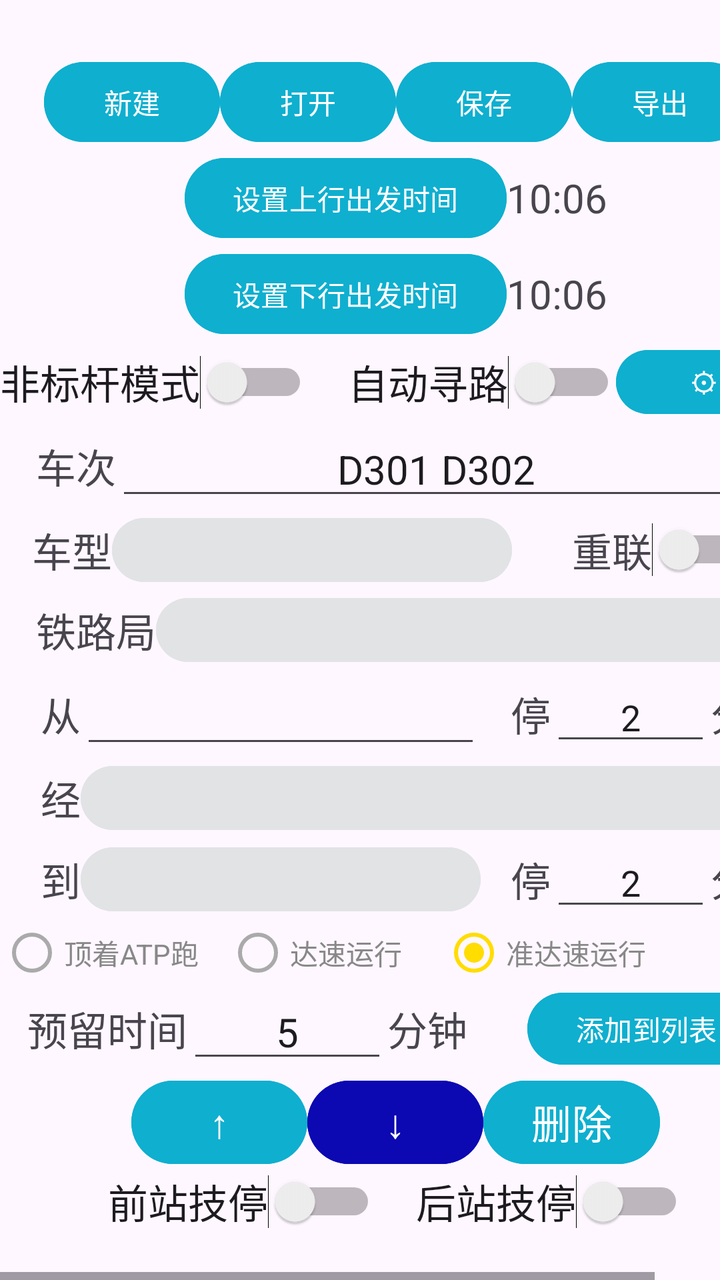
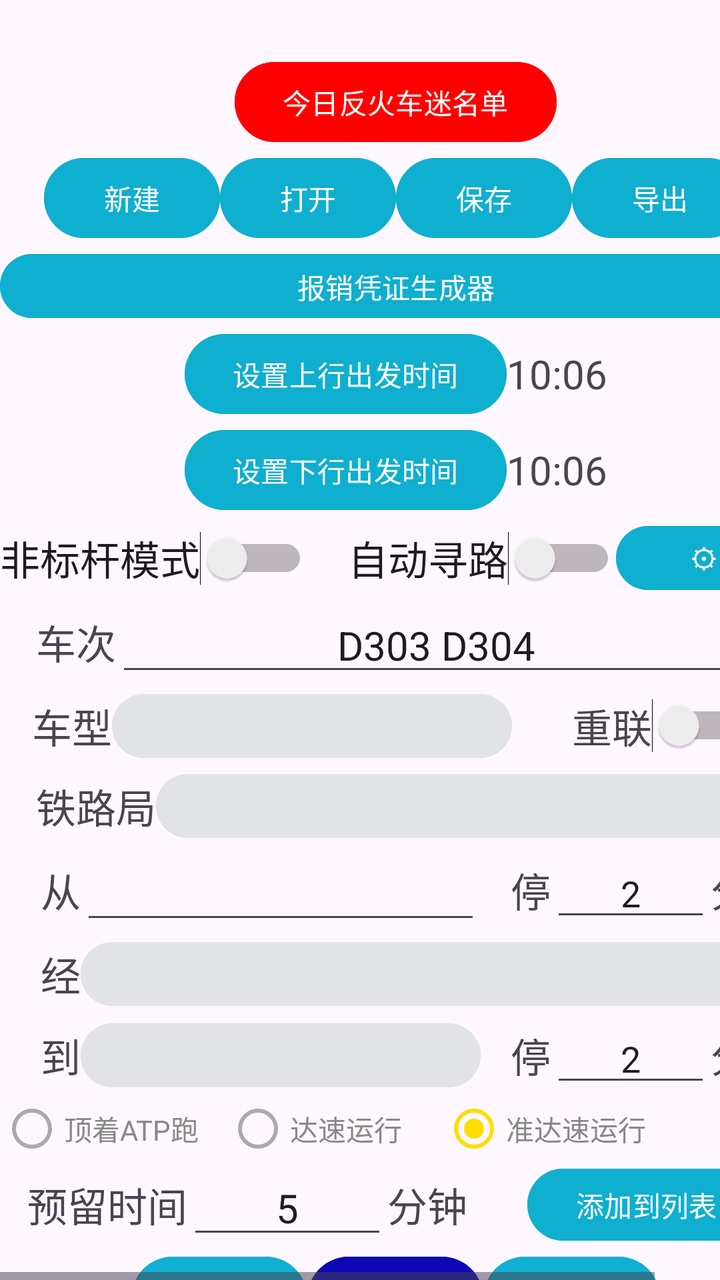

An Android layout rendered at two revisions. The XML below is the earlier revision; the diff shows what the commit changed to produce the second picture.
<!-- AndroidManifest.xml: application theme Theme.MyApplication -->
<!-- res/layout/activity_main.xml -->
<?xml version="1.0" encoding="utf-8"?>
<androidx.constraintlayout.widget.ConstraintLayout xmlns:android="http://schemas.android.com/apk/res/android"
    xmlns:app="http://schemas.android.com/apk/res-auto"
    xmlns:tools="http://schemas.android.com/tools"
    android:layout_width="match_parent"
    android:layout_height="match_parent"
    tools:context="com.example.editor.MainActivity">
<LinearLayout
    android:layout_width="match_parent"
    android:layout_height="match_parent"
    android:gravity="center">
    <HorizontalScrollView
        android:layout_width="wrap_content"
        android:layout_height="match_parent">
    <ScrollView
        android:layout_width="match_parent"
        android:layout_height="wrap_content">
        <LinearLayout
            android:layout_width="match_parent"
            android:layout_height="wrap_content"
            android:orientation="vertical"
            android:gravity="center">
        <LinearLayout
            android:layout_width="match_parent"
            android:layout_height="wrap_content"
            android:orientation="horizontal"
            android:gravity="center">
            <TextView
                android:layout_width="wrap_content"
                android:layout_height="wrap_content"
                android:gravity="center"
                android:text=""
                android:id="@+id/tv_even"
                android:textColor="#FF0000"
                android:textSize="20sp"></TextView>
        </LinearLayout>
    <LinearLayout
        android:layout_width="match_parent"
        android:layout_height="wrap_content"
        android:orientation="horizontal"
        android:gravity="center">
        <Button
            android:layout_width="wrap_content"
            android:layout_height="match_parent"
            android:text="新建"
            android:textColor="#ffffff"
            android:onClick="NewFile"
            android:backgroundTint="#0fafcf"></Button>
        <Button
            android:layout_width="wrap_content"
            android:layout_height="match_parent"
            android:text="打开"
            android:onClick="OpenFile"
            android:textColor="#ffffff"
            android:backgroundTint="#0fafcf"></Button>

        <Button
            android:id="@+id/btn_save"
            android:layout_width="wrap_content"
            android:layout_height="match_parent"
            android:text="保存"
            android:onClick="SaveFile"
            android:textColor="#ffffff"
            android:backgroundTint="#0fafcf"
            android:enabled="false"></Button>
        <Button
            android:id="@+id/btn_out"
            android:layout_width="wrap_content"
            android:layout_height="match_parent"
            android:text="导出"
            android:textColor="#ffffff"
            android:backgroundTint="#0fafcf"
            android:onClick="OutFile"
            android:enabled="false"></Button>
    </LinearLayout>
        <LinearLayout
            android:layout_width="match_parent"
            android:layout_height="wrap_content"
            android:orientation="horizontal"
            android:gravity="center">
            <Button
                android:layout_width="wrap_content"
                android:layout_height="wrap_content"
                android:backgroundTint="#0fafcf"
                android:text="设置上行出发时间"
                android:textColor="#ffffff"
                android:onClick="SetUpStart">
            </Button>

            <TextView
                android:id="@+id/tv_upstart"
                android:layout_width="wrap_content"
                android:layout_height="wrap_content"
                android:text="10:06"
                android:textSize="20sp"></TextView>
        </LinearLayout>

        <LinearLayout
            android:layout_width="match_parent"
            android:layout_height="wrap_content"
            android:orientation="horizontal"
            android:gravity="center">
            <Button
                android:layout_width="wrap_content"
                android:layout_height="wrap_content"
                android:backgroundTint="#0fafcf"
                android:text="设置下行出发时间"
                android:textColor="#ffffff"
                android:onClick="SetDownStart">
            </Button>
            <TextView
                android:id="@+id/tv_downstart"
                android:layout_width="wrap_content"
                android:layout_height="wrap_content"
                android:textSize="20sp"
                android:text="10:06"></TextView>
        </LinearLayout>
        <LinearLayout
            android:layout_width="match_parent"
            android:layout_height="wrap_content"
            android:orientation="horizontal"
            android:gravity="center">
            <Switch
                android:layout_width="wrap_content"
                android:layout_height="wrap_content"
                android:text="非标杆模式"
                android:id="@+id/sw_no350mode"
                android:textSize="20dp"
                android:checked="false">
            </Switch>
            <Switch
                android:layout_width="wrap_content"
                android:layout_height="wrap_content"
                android:text="    自动寻路"
                android:id="@+id/sw_isAstar"
                android:textSize="20dp"
                android:checked="false">
            </Switch>
            <Button
                android:id="@+id/btn_set"
                android:layout_width="wrap_content"
                android:layout_height="40dp"
                android:text="⚙"
                android:textColor="#ffffff"
                android:backgroundTint="#0fafcf"
                android:enabled="true"></Button>
        </LinearLayout>
    <LinearLayout
        android:layout_width="match_parent"
        android:layout_height="wrap_content"
        android:orientation="horizontal"
        android:gravity="center">
        <TextView
            android:layout_width="wrap_content"
            android:layout_height="wrap_content"
            android:text="车次"
            android:textSize="20sp"></TextView>
        <EditText
            android:id="@+id/et_trainNumber"
            android:layout_width="320dp"
            android:layout_height="wrap_content"
            android:textSize="20sp"
            android:text="D301 D302"
            android:gravity="center"></EditText>
    </LinearLayout>
    <LinearLayout
        android:layout_width="match_parent"
        android:layout_height="wrap_content"
        android:orientation="horizontal"
        android:gravity="center">
        <TextView
            android:layout_width="wrap_content"
            android:layout_height="wrap_content"
            android:text="车型"
            android:textSize="20sp"></TextView>
        <Button
            android:id="@+id/sp_emu"
            android:layout_width="200dp"
            android:layout_height="40sp"
            android:gravity="center"
            android:onClick="ChangeTrain"
            android:textColor="#000000"
            android:backgroundTint="@color/material_dynamic_neutral90"></Button>
        <TextView
            android:layout_width="wrap_content"
            android:layout_height="wrap_content"
            android:text="      重联"
            android:textSize="20dp"></TextView>
        <Switch
            android:id="@+id/sw_double"
            android:layout_width="wrap_content"
            android:layout_height="wrap_content"></Switch>
    </LinearLayout>

        <LinearLayout
            android:layout_width="match_parent"
            android:layout_height="wrap_content"
            android:gravity="center">
            <TextView
                android:layout_width="wrap_content"
                android:layout_height="wrap_content"
                android:textSize="20sp"
                android:text="铁路局"></TextView>
            <Button
                android:id="@+id/sp_rcp"
                android:layout_width="300dp"
                android:layout_height="40sp"
                android:gravity="center"
                android:onClick="ChangeRailC"
                android:textColor="#000000"
                android:backgroundTint="@color/material_dynamic_neutral90"></Button>
        </LinearLayout>
            <LinearLayout
                android:layout_width="match_parent"
                android:layout_height="wrap_content"
                android:orientation="horizontal"
                android:gravity="center">
                <TextView
                    android:layout_width="wrap_content"
                    android:layout_height="wrap_content"
                    android:text="从"
                    android:textSize="20sp"></TextView>
                <EditText
                    android:id="@+id/et_before"
                    android:layout_width="200dp"
                    android:layout_height="wrap_content"
                    android:textSize="20sp"
                    android:gravity="center"></EditText>
                <TextView
                    android:layout_width="wrap_content"
                    android:layout_height="wrap_content"
                    android:text="   停"
                    android:textSize="20dp"></TextView>
                <EditText
                    android:id="@+id/sw_no_before"
                    android:layout_width="80sp"
                    android:layout_height="wrap_content"
                    android:text="2"
                    android:gravity="center"
                    android:inputType="number"></EditText>
                <TextView
                    android:layout_width="wrap_content"
                    android:layout_height="wrap_content"
                    android:text="分"
                    android:textSize="20dp"></TextView>
            </LinearLayout>
    <LinearLayout
        android:layout_width="match_parent"
        android:layout_height="wrap_content"
        android:orientation="horizontal"
        android:gravity="center">
        <TextView
            android:layout_width="wrap_content"
            android:layout_height="wrap_content"
            android:text="经"
            android:textSize="20sp"></TextView>
        <Button
            android:id="@+id/sp_lineName"
            android:layout_width="335dp"
            android:layout_height="40sp"
            android:gravity="center"
            android:onClick="ChangeLine"
            android:textColor="#000000"
            android:backgroundTint="@color/material_dynamic_neutral90"></Button>
    </LinearLayout>
    <LinearLayout
        android:layout_width="match_parent"
        android:layout_height="wrap_content"
        android:orientation="horizontal"
        android:gravity="center">
        <TextView
            android:layout_width="wrap_content"
            android:layout_height="wrap_content"
            android:text="到"
            android:textSize="20sp"></TextView>
        <Button
            android:id="@+id/sp_after"
            android:layout_width="200dp"
            android:layout_height="40sp"
            android:enabled="false"
            android:gravity="center"
            android:onClick="ChangeAfter"
            android:textColor="#000000"
            android:backgroundTint="@color/material_dynamic_neutral90"></Button>
        <TextView
            android:layout_width="wrap_content"
            android:layout_height="wrap_content"
            android:text="   停"
            android:textSize="20dp"></TextView>
        <EditText
            android:id="@+id/sw_no_after"
            android:layout_width="80sp"
            android:layout_height="wrap_content"
            android:text="2"
            android:gravity="center"
            android:inputType="number"></EditText>
        <TextView
            android:layout_width="wrap_content"
            android:layout_height="wrap_content"
            android:text="分"
            android:textSize="20dp"></TextView>
    </LinearLayout>
    <LinearLayout
        android:layout_width="match_parent"
        android:layout_height="wrap_content"
        android:orientation="horizontal"
        android:gravity="center">
        <RadioGroup
            android:layout_width="match_parent"
            android:layout_height="wrap_content"
            android:orientation="horizontal">
        <RadioButton
            android:layout_width="wrap_content"
            android:layout_height="wrap_content"
            android:text="顶着ATP跑    "
            android:theme="@style/rb_style"
            android:textColor="#888888"
            android:id="@+id/rb_atp">
        </RadioButton>
        <RadioButton
            android:layout_width="wrap_content"
            android:layout_height="wrap_content"
            android:text="达速运行      "
            android:theme="@style/rb_style"
            android:textColor="#888888"
            android:id="@+id/rb_max">
        </RadioButton>
        <RadioButton
            android:layout_width="wrap_content"
            android:layout_height="wrap_content"
            android:text="准达速运行      "
            android:theme="@style/rb_style"
            android:id="@+id/rb_slow"
            android:textColor="#888888"
            android:checked="true">
        </RadioButton>
        </RadioGroup>
    </LinearLayout>
    <LinearLayout
        android:layout_width="match_parent"
        android:layout_height="wrap_content"
        android:gravity="center">
        <TextView
            android:layout_width="wrap_content"
            android:layout_height="wrap_content"
            android:text="预留时间"
            android:textSize="20sp"></TextView>
        <EditText
            android:id="@+id/et_early_time"
            android:layout_width="100dp"
            android:layout_height="wrap_content"
            android:textSize="20sp"
            android:text="5"
            android:gravity="center"
            android:inputType="number"></EditText>
        <TextView
            android:layout_width="wrap_content"
            android:layout_height="wrap_content"
            android:text="分钟      "
            android:textSize="20sp"></TextView>
        <Button
            android:id="@+id/btn_add"
            android:layout_width="wrap_content"
            android:layout_height="match_parent"
            android:text="添加到列表"
            android:backgroundTint="#0fafcf"
            android:enabled="false"
            android:textColor="#ffffff"
            android:onClick="AddLine"></Button>
    </LinearLayout>
        <LinearLayout
            android:layout_width="match_parent"
            android:layout_height="wrap_content"
            android:gravity="center">
            <Button
                android:id="@+id/btn_up"
                android:layout_width="wrap_content"
                android:layout_height="match_parent"
                android:text="↑"
                android:textSize="20sp"
                android:textColor="#ffffff"
                android:backgroundTint="#0fafcf"
                android:onClick="ChangeDire"></Button>
            <Button
                android:id="@+id/btn_down"
                android:layout_width="wrap_content"
                android:layout_height="match_parent"
                android:text="↓"
                android:textSize="20sp"
                android:textColor="#ffffff"
                android:backgroundTint="#0c08b2"
                android:onClick="ChangeDire"></Button>
            <Button
                android:layout_width="wrap_content"
                android:layout_height="match_parent"
                android:text="删除"
                android:textColor="#ffffff"
                android:textSize="20sp"
                android:backgroundTint="#0fafcf"
                android:onClick="Click_Del"></Button>
        </LinearLayout>

        <LinearLayout
            android:layout_width="match_parent"
            android:layout_height="wrap_content"
            android:gravity="center">
            <Switch
                android:id="@+id/sw_before_tst"
                android:layout_width="wrap_content"
                android:layout_height="wrap_content"
                android:textSize="20sp"
                android:text="前站技停"></Switch>
            <Switch
                android:id="@+id/sw_after_tst"
                android:layout_width="wrap_content"
                android:layout_height="wrap_content"
                android:textSize="20sp"
                android:text="    后站技停"></Switch>
        </LinearLayout>
        <LinearLayout
            android:layout_width="match_parent"
            android:layout_height="wrap_content"
            android:gravity="center">
            <TextView
                android:id="@+id/lv_stationbox"
                android:layout_width="match_parent"
                android:layout_height="wrap_content"
                android:gravity="center"
                android:textSize="20sp">
            </TextView>
        </LinearLayout>

            <TextView
                android:layout_width="match_parent"
                android:layout_height="wrap_content"
                android:textSize="20sp"
                android:gravity="center"
                android:text="\n上行时刻表"></TextView>
            <TextView
                android:id="@+id/tv_uptime"
                android:layout_width="match_parent"
                android:layout_height="wrap_content"
                android:textSize="20sp"
                android:gravity="center"></TextView>
                <TextView
                    android:layout_width="match_parent"
                    android:layout_height="wrap_content"
                    android:textSize="20sp"
                    android:gravity="center"
                    android:text="\n下行时刻表"></TextView>
                <TextView
                    android:id="@+id/tv_downtime"
                    android:layout_width="match_parent"
                    android:layout_height="wrap_content"
                    android:textSize="20sp"
                    android:gravity="center"></TextView>
</LinearLayout>
    </ScrollView>
    </HorizontalScrollView>
</LinearLayout>
</androidx.constraintlayout.widget.ConstraintLayout>
<!-- resources referenced by this layout -->
<resources>
  <style name="rb_style" parent="Theme.AppCompat.Light">
          <item name="colorControlNormal">#aaaaaa</item>
          <item name="colorControlActivated">#ffdd00</item>
      </style>
  <style name="Theme.MyApplication" parent="Base.Theme.MyApplication" />
  <style name="Base.Theme.MyApplication" parent="Theme.Material3.DayNight.NoActionBar">
          
          
          <item name="colorPrimary">#EEEEEE</item>
      </style>
</resources>

<!-- the commit's change to res/layout/activity_main.xml (unified diff, before → after) -->
@@ -34,6 +34,20 @@
                 android:textColor="#FF0000"
                 android:textSize="20sp"></TextView>
         </LinearLayout>
+            <LinearLayout
+                android:layout_width="match_parent"
+                android:layout_height="wrap_content"
+                android:orientation="horizontal"
+                android:gravity="center">
+                <Button
+                    android:layout_width="wrap_content"
+                    android:layout_height="match_parent"
+                    android:text="今日反火车迷名单"
+                    android:textColor="#ffffff"
+                    android:onClick="Foolish"
+                    android:id="@+id/btn_ntfs"
+                    android:backgroundTint="#ff0000"></Button>
+            </LinearLayout>
     <LinearLayout
         android:layout_width="match_parent"
         android:layout_height="wrap_content"
@@ -73,6 +87,16 @@
             android:onClick="OutFile"
             android:enabled="false"></Button>
     </LinearLayout>
+
+            <Button
+                android:id="@+id/btn_tik"
+                android:layout_width="match_parent"
+                android:layout_height="40dp"
+                android:text="报销凭证生成器"
+                android:textColor="#ffffff"
+                android:backgroundTint="#0fafcf"
+                android:onClick="OpenTicket"
+                android:enabled="true"></Button>
         <LinearLayout
             android:layout_width="match_parent"
             android:layout_height="wrap_content"
@@ -115,6 +139,7 @@
                 android:textSize="20sp"
                 android:text="10:06"></TextView>
         </LinearLayout>
+
         <LinearLayout
             android:layout_width="match_parent"
             android:layout_height="wrap_content"
@@ -160,7 +185,7 @@
             android:layout_width="320dp"
             android:layout_height="wrap_content"
             android:textSize="20sp"
-            android:text="D301 D302"
+            android:text="D303 D304"
             android:gravity="center"></EditText>
     </LinearLayout>
     <LinearLayout
@@ -429,6 +454,85 @@
                 android:textSize="20sp">
             </TextView>
         </LinearLayout>
+            <LinearLayout
+                android:layout_width="match_parent"
+                android:layout_height="wrap_content"
+                android:gravity="center"
+                android:orientation="vertical">
+                <TextView
+                    android:layout_width="match_parent"
+                    android:layout_height="wrap_content"
+                    android:gravity="center"
+                    android:textSize="20sp"
+                    android:text="\n">
+                </TextView>
+                <LinearLayout
+                    android:layout_width="match_parent"
+                    android:layout_height="wrap_content"
+                    android:gravity="center">
+                <TextView
+                    android:layout_width="wrap_content"
+                    android:layout_height="wrap_content"
+                    android:text="区间"
+                    android:textSize="20sp"></TextView>
+                <Button
+                    android:id="@+id/sp_li"
+                    android:layout_width="280dp"
+                    android:layout_height="40sp"
+                    android:gravity="center"
+                    android:enabled="false"
+                    android:textColor="#000000"
+                    android:backgroundTint="@color/material_dynamic_neutral90"
+                    android:onClick="SelcetLi"></Button>
+                </LinearLayout>
+                <LinearLayout
+                    android:layout_width="match_parent"
+                    android:layout_height="wrap_content"
+                    android:gravity="center">
+                <TextView
+                    android:layout_width="wrap_content"
+                    android:layout_height="wrap_content"
+                    android:text="坐席"
+                    android:textSize="20sp"></TextView>
+                <Button
+                    android:id="@+id/sp_ts"
+                    android:layout_width="280dp"
+                    android:layout_height="40sp"
+                    android:gravity="center"
+                    android:enabled="false"
+                    android:textColor="#000000"
+                    android:onClick="SelectSt"
+                    android:backgroundTint="@color/material_dynamic_neutral90"></Button>
+                </LinearLayout>
+                <LinearLayout
+                    android:layout_width="match_parent"
+                    android:layout_height="wrap_content"
+                    android:gravity="center">
+                    <EditText
+                        android:id="@+id/et_tickets"
+                        android:layout_width="220dp"
+                        android:layout_height="wrap_content"
+                        android:textSize="20sp"
+                        android:text="0"
+                        android:enabled="false"
+                        android:gravity="center"
+                        android:inputType="number"></EditText>
+                    <TextView
+                        android:layout_width="wrap_content"
+                        android:layout_height="wrap_content"
+                        android:text="张"
+                        android:textSize="20sp"></TextView>
+                    <Button
+                        android:id="@+id/btn_yestk"
+                        android:layout_width="wrap_content"
+                        android:layout_height="40dp"
+                        android:text="确定"
+                        android:textColor="#ffffff"
+                        android:backgroundTint="#0fafcf"
+                        android:onClick="SaveTicket"
+                        android:enabled="false"></Button>
+                </LinearLayout>
+            </LinearLayout>
 
             <TextView
                 android:layout_width="match_parent"
